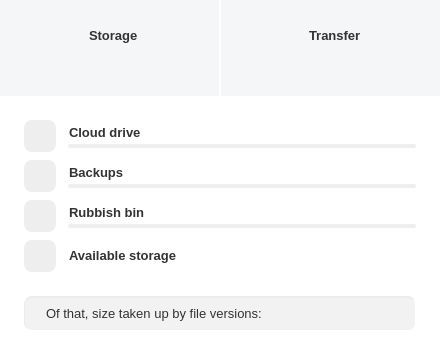
Old version of the form src/MEGASync/gui/macx/AccountDetailsDialog.ui in the repository meganz/MEGAsync.
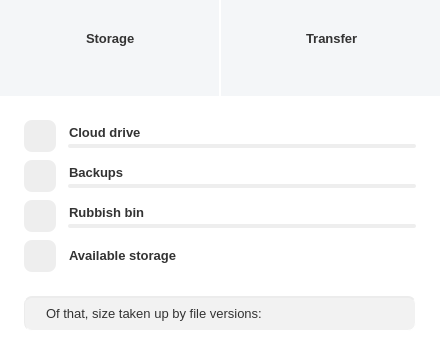
New version of the form. The open tabs and pages were chosen to show the change. Icons and pictures are not drawn. Custom widgets are drawn as their Qt base class.

Diff of the .ui file:
```diff
--- a/src/MEGASync/gui/macx/AccountDetailsDialog.ui
+++ b/src/MEGASync/gui/macx/AccountDetailsDialog.ui
@@ -83,11 +83,6 @@
     margin-right: 24px;
 }
 
-#lStorage, #lTransfer, #lUsedStorage, #lUsedTransfer
-{
-    margin-left: 6px;
-}
-
 #lStorage, #lTransfer
 {
     padding-bottom: 4px;
@@ -136,13 +131,6 @@
   background-color: #FF5646;
 }
 
-#lUsedStorage, #lUsedTransfer
-{
-  color: #8d8d8e;
-  font-size: 13px;
-}
-
-
 #wDetailedUsage QPushButton
 {
     margin-left: 24px;
@@ -464,7 +452,7 @@
         <widget class="QWidget" name="wStorageUsage" native="true">
          <layout class="QHBoxLayout" name="horizontalLayout_23">
           <property name="spacing">
-           <number>0</number>
+           <number>6</number>
           </property>
           <property name="leftMargin">
            <number>0</number>
@@ -518,7 +506,7 @@
               <number>0</number>
              </property>
              <property name="rightMargin">
-              <number>0</number>
+              <number>2</number>
              </property>
              <property name="bottomMargin">
               <number>0</number>
@@ -541,30 +529,20 @@
                <property name="text">
                 <string>Storage</string>
                </property>
+               <property name="indent">
+                <number>0</number>
+               </property>
               </widget>
              </item>
              <item>
-              <layout class="QHBoxLayout" name="horizontalLayout_2">
-               <property name="spacing">
+              <widget class="QLabel" name="lUsedStorage">
+               <property name="text">
+                <string notr="true"/>
+               </property>
+               <property name="indent">
                 <number>0</number>
                </property>
-               <item>
-                <widget class="QLabel" name="lUsedStorage"/>
-               </item>
-               <item>
-                <spacer name="horizontalSpacer">
-                 <property name="orientation">
-                  <enum>Qt::Horizontal</enum>
-                 </property>
-                 <property name="sizeHint" stdset="0">
-                  <size>
-                   <width>40</width>
-                   <height>20</height>
-                  </size>
-                 </property>
-                </spacer>
-               </item>
-              </layout>
+              </widget>
              </item>
              <item>
               <spacer name="verticalSpacer_2">
@@ -589,7 +567,7 @@
         <widget class="QWidget" name="wTransferUsage" native="true">
          <layout class="QHBoxLayout" name="horizontalLayout_25">
           <property name="spacing">
-           <number>0</number>
+           <number>6</number>
           </property>
           <property name="leftMargin">
            <number>0</number>
@@ -643,7 +621,7 @@
               <number>0</number>
              </property>
              <property name="rightMargin">
-              <number>0</number>
+              <number>2</number>
              </property>
              <property name="bottomMargin">
               <number>0</number>
@@ -666,30 +644,20 @@
                <property name="text">
                 <string>Transfer</string>
                </property>
+               <property name="indent">
+                <number>0</number>
+               </property>
               </widget>
              </item>
              <item>
-              <layout class="QHBoxLayout" name="horizontalLayout_5">
-               <property name="spacing">
+              <widget class="QLabel" name="lUsedTransfer">
+               <property name="text">
+                <string notr="true"/>
+               </property>
+               <property name="indent">
                 <number>0</number>
                </property>
-               <item>
-                <widget class="QLabel" name="lUsedTransfer"/>
-               </item>
-               <item>
-                <spacer name="horizontalSpacer_2">
-                 <property name="orientation">
-                  <enum>Qt::Horizontal</enum>
-                 </property>
-                 <property name="sizeHint" stdset="0">
-                  <size>
-                   <width>40</width>
-                   <height>20</height>
-                  </size>
-                 </property>
-                </spacer>
-               </item>
-              </layout>
+              </widget>
              </item>
              <item>
               <spacer name="verticalSpacer_4">
```
